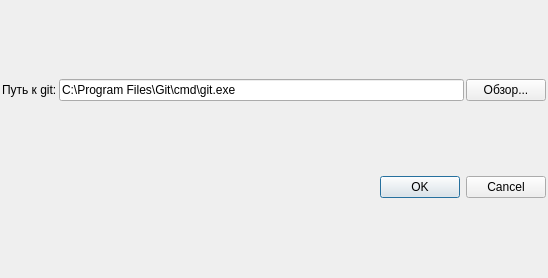
CJayM/GitKeeper, file settings_dialog.ui: the form before one commit.
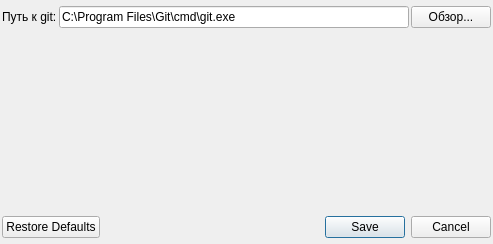
The form after the commit.

Commit message: Настройки связаны с диалоговым окном и внутренними механизмами программы

What changed in the file:
```diff
--- a/settings_dialog.ui
+++ b/settings_dialog.ui
@@ -6,8 +6,8 @@
    <rect>
     <x>0</x>
     <y>0</y>
-    <width>548</width>
-    <height>278</height>
+    <width>493</width>
+    <height>244</height>
    </rect>
   </property>
   <property name="windowTitle">
@@ -30,7 +30,7 @@
     <number>6</number>
    </property>
    <item>
-    <layout class="QGridLayout" name="gridLayout">
+    <layout class="QFormLayout" name="formLayout">
      <item row="0" column="0">
       <widget class="QLabel" name="label">
        <property name="text">
@@ -40,6 +40,9 @@
      </item>
      <item row="0" column="1">
       <layout class="QHBoxLayout" name="horizontalLayout">
+       <property name="spacing">
+        <number>2</number>
+       </property>
        <item>
         <widget class="QLineEdit" name="lineEdit">
          <property name="text">
@@ -64,7 +67,7 @@
       <enum>Qt::Horizontal</enum>
      </property>
      <property name="standardButtons">
-      <set>QDialogButtonBox::Cancel|QDialogButtonBox::Ok</set>
+      <set>QDialogButtonBox::Cancel|QDialogButtonBox::RestoreDefaults|QDialogButtonBox::Save</set>
      </property>
     </widget>
    </item>
```
Left out of the diff: 4 changed lines with no effect on the pictures. The commit also changes 6 other files.
